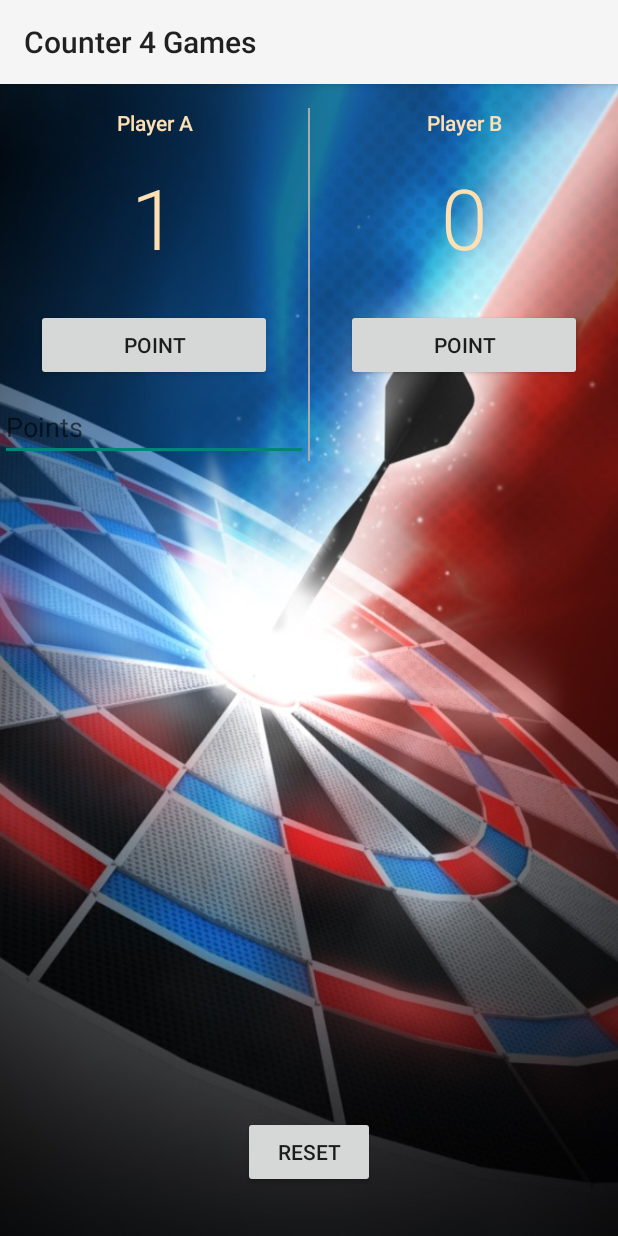
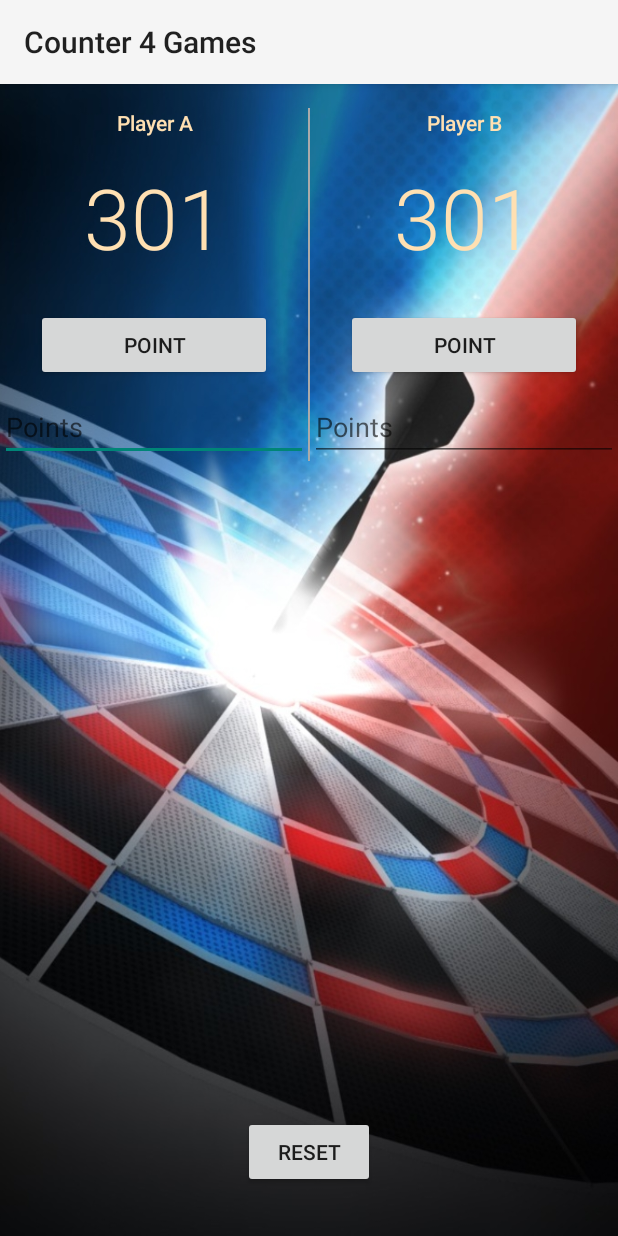
Before and after one commit to Joffrey2378/OwnAPP, an Android app: the DartsActivity screen opened directly, with no data from a screen before it, after a tap on "POINT", on a phone screen of 412 x 824 dp. Run offline under Robolectric (Android 15) with nearby library versions, the light colour scheme and no system bars; 1 statement that could not run was skipped.

Commit message:
Darts work

```diff
--- a/app/src/main/java/com/example/jorky/ownapp/DartsActivity.java
+++ b/app/src/main/java/com/example/jorky/ownapp/DartsActivity.java
@@ -2,16 +2,18 @@ package com.example.jorky.ownapp;
 
 import android.support.v7.app.AppCompatActivity;
 import android.os.Bundle;
+import android.text.Editable;
 import android.view.View;
+import android.widget.EditText;
 import android.widget.TextView;
 
 public class DartsActivity extends AppCompatActivity {
 
     // Tracks the score for Player A
-    int scorePlayerA = 0;
+    int scorePlayerA = 301;
 
     // Tracks the score for Player B
-    int scorePlayerB = 0;
+    int scorePlayerB = 301;
 
     @Override
     protected void onCreate(Bundle savedInstanceState) {
@@ -23,7 +25,12 @@ public class DartsActivity extends AppCompatActivity {
      * Increase the score for Player A by 1 point.
      */
     public void addPointForPlayerA(View v) {
-        scorePlayerA = scorePlayerA + 1;
+        EditText shotAScoreField = (EditText) findViewById(R.id.hit_field_a);
+        Editable shotAScoreEditable = shotAScoreField.getText();
+        String shotAScore = shotAScoreEditable.toString();
+        int numberShotAscore = Integer.parseInt(shotAScore);
+        shotAScoreField.setText("");
+        scorePlayerA = scorePlayerA - numberShotAscore;
         displayForPlayerA(scorePlayerA);
     }
 
@@ -31,7 +38,12 @@ public class DartsActivity extends AppCompatActivity {
      * Increase the score for Player B by 1 point.
      */
     public void addPointForPlayerB(View v) {
-        scorePlayerB = scorePlayerB + 1;
+        EditText shotBScoreField = (EditText) findViewById(R.id.hit_field_b);
+        Editable shotBScoreEditable = shotBScoreField.getText();
+        String shotBScore = shotBScoreEditable.toString();
+        int numberShotBscore = Integer.parseInt(shotBScore);
+        shotBScoreField.setText("");
+        scorePlayerB = scorePlayerB - numberShotBscore;
         displayForPlayerB(scorePlayerB);
     }
 
@@ -39,8 +51,8 @@ public class DartsActivity extends AppCompatActivity {
      * Resets the score for both Players back to 0.
      */
     public void resetScore(View v) {
-        scorePlayerA = 0;
-        scorePlayerB = 0;
+        scorePlayerA = 301;
+        scorePlayerB = 301;
         displayForPlayerA(scorePlayerA);
         displayForPlayerB(scorePlayerB);
     }
--- a/app/src/main/res/layout/activity_darts.xml
+++ b/app/src/main/res/layout/activity_darts.xml
@@ -10,6 +10,9 @@
     <LinearLayout
         android:layout_width="match_parent"
         android:layout_height="wrap_content"
+        android:layout_alignParentLeft="true"
+        android:layout_alignParentStart="true"
+        android:layout_alignParentTop="true"
         android:orientation="horizontal">
 
         <LinearLayout
@@ -35,7 +38,7 @@
                 android:fontFamily="sans-serif-light"
                 android:gravity="center"
                 android:paddingBottom="24dp"
-                android:text="0"
+                android:text="301"
                 android:textColor="#FFE0B2"
                 android:textSize="56sp" />
 
@@ -49,10 +52,11 @@
                 android:text="Point" />
 
             <EditText
+                android:id="@+id/hit_field_a"
                 android:layout_width="match_parent"
                 android:layout_height="wrap_content"
                 android:hint="Points"
-                android:inputType="text" />
+                android:inputType="number" />
 
         </LinearLayout>
 
@@ -85,7 +89,7 @@
                 android:fontFamily="sans-serif-light"
                 android:gravity="center"
                 android:paddingBottom="24dp"
-                android:text="0"
+                android:text="301"
                 android:textColor="#FFE0B2"
                 android:textSize="56sp" />
 
@@ -97,6 +101,13 @@
                 android:layout_marginRight="24dp"
                 android:onClick="addPointForPlayerB"
                 android:text="Point" />
+
+            <EditText
+                android:id="@+id/hit_field_b"
+                android:layout_width="match_parent"
+                android:layout_height="wrap_content"
+                android:hint="Points"
+                android:inputType="number" />
 
         </LinearLayout>
 
```
